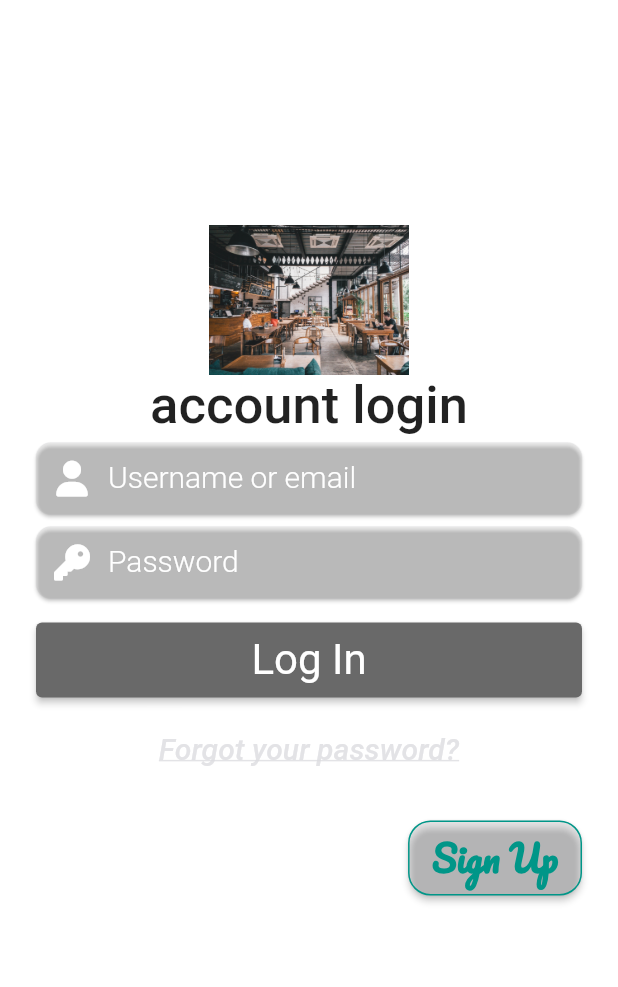
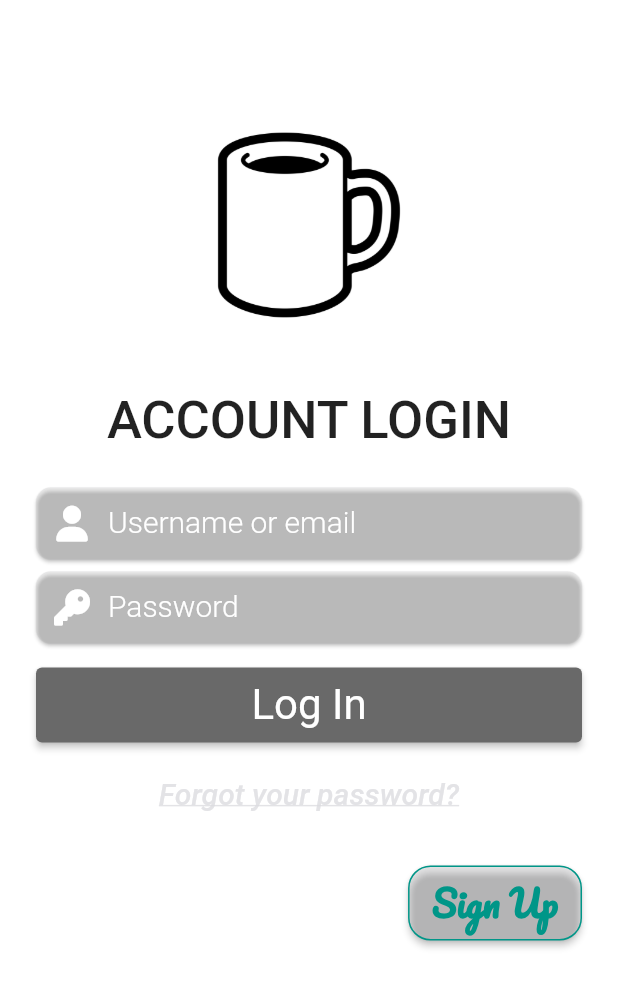
Before and after one commit to StanislavAlpatiev/FikaAndFocus, a Flutter app: the screen it shows after launch, on a phone screen of 412 x 824 dp. Shown: the top 987 px of the screen. Run offline on Flutter 3.47's test engine with Material 2 defaults, Android fonts, the phone set to English and light mode, and no system bars; our stand-ins replace font_awesome_flutter, geolocator, google_fonts, google_maps_flutter; accounts and stored records are empty.

Commit message:
icons added, LogIn.dart design altered

```diff
--- a/fika_and_fokus/lib/LogIn.dart
+++ b/fika_and_fokus/lib/LogIn.dart
@@ -47,21 +47,17 @@ class _LogInState extends State<LogIn> {
           child: Scaffold(
             backgroundColor: Colors.transparent,
             body: Padding(
-              padding: const EdgeInsets.fromLTRB(20, 150, 20, 20),
+              padding: const EdgeInsets.fromLTRB(20, 50, 20, 20),
               child: ListView(
                 shrinkWrap: true,
                 // ignore: prefer_const_literals_to_create_immutables
                 children: <Widget>[
                   // ignore: prefer_const_constructors
-                  Image.asset('images/cafe3.jpg',width:300,height:100),
-                  //   Text(
-                  //     "FIKA & FOCUS",
-                  //     style: GoogleFonts.oswald(fontSize: 60.00, fontWeight: FontWeight.w300),
-                  //   ),
-                  // ),
+                  Image.asset('images/logo-black-2.png',width:600,height:200),
+                  Padding(padding: const EdgeInsets.fromLTRB(20, 5, 20, 5)),
                   Center(
                     child: Text(
-                      "account login",
+                      "ACCOUNT LOGIN",
                       style: GoogleFonts.roboto(
                           fontSize: 35.00,
                           fontWeight: FontWeight.w500),
@@ -79,6 +75,7 @@ class _LogInState extends State<LogIn> {
                   //     ),
                   //   ),
                   // ),
+                  Padding(padding: const EdgeInsets.fromLTRB(20, 10, 20, 10)),
                   Card(
                     // ignore: prefer_const_constructors
                     child: TextFormField(
```
Also changed, not shown: fika_and_fokus/images/logo-black-2.png (added), fika_and_fokus/images/logo-black.png (added), fika_and_fokus/images/logo-white-2.png (added), fika_and_fokus/images/logo-white-3.png (added), fika_and_fokus/images/logo-white.png (added).
